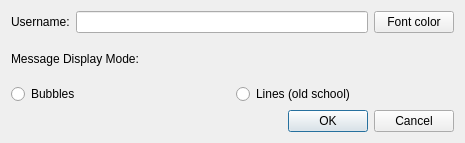
so-groenen/aysnc_secure_chat_application, file client/qt_client/user_name_dialog.ui: the form before one commit.
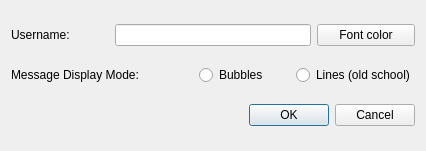
The form after the commit.

Commit message: unique_ptr  ui + color update  + delegate username layout

Patch:
```diff
--- a/client/qt_client/user_name_dialog.ui
+++ b/client/qt_client/user_name_dialog.ui
@@ -6,8 +6,8 @@
    <rect>
     <x>0</x>
     <y>0</y>
-    <width>465</width>
-    <height>143</height>
+    <width>426</width>
+    <height>151</height>
    </rect>
   </property>
   <property name="windowTitle">
@@ -29,7 +29,7 @@
      <item>
       <layout class="QVBoxLayout" name="verticalLayout">
        <item>
-        <layout class="QHBoxLayout" name="horizontalLayout">
+        <layout class="QHBoxLayout" name="horizontalLayout" stretch="1,2,1">
          <item>
           <widget class="QLabel" name="label">
            <property name="text">
@@ -56,14 +56,14 @@
    <item row="1" column="0">
     <layout class="QVBoxLayout" name="verticalLayout_3">
      <item>
+      <layout class="QHBoxLayout" name="horizontalLayout_2" stretch="2,1,1">
+       <item>
       <widget class="QLabel" name="label_2">
        <property name="text">
         <string>Message Display Mode:</string>
        </property>
       </widget>
      </item>
-     <item>
-      <layout class="QHBoxLayout" name="horizontalLayout_2">
        <item>
         <widget class="QRadioButton" name="bubbleRadio">
          <property name="text">
```
Lines whose indentation alone changed are shown as unchanged. The commit also changes 20 other files.
